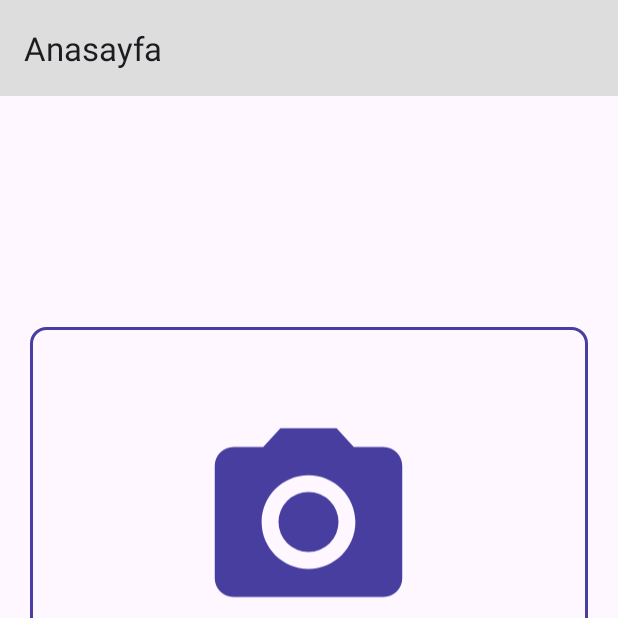
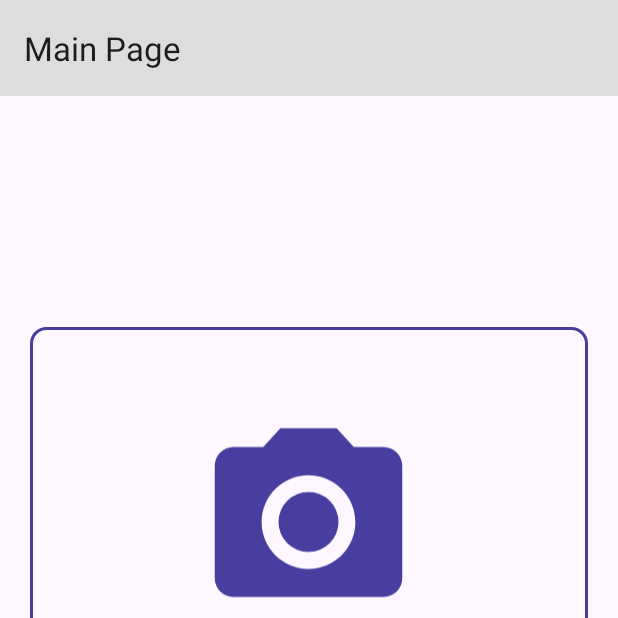
Before and after one commit to mustafaberk1996/Kadraj, an Android app: the screen it shows after launch (MainActivity), on a phone screen of 412 x 824 dp, the top half of it. Run offline under Robolectric (Android 15) with nearby library versions, the phone set to English and light mode, and no system bars; our stand-ins replace Dagger/Hilt's generated code, navigation-ui.

Commit message:
toolbar titles fixed

```diff
--- a/app/src/main/java/com/example/kadraj/adapter/VideoAdapter.kt
+++ b/app/src/main/java/com/example/kadraj/adapter/VideoAdapter.kt
@@ -6,8 +6,9 @@ import android.view.ViewGroup
 import androidx.recyclerview.widget.RecyclerView
 import androidx.recyclerview.widget.RecyclerView.ViewHolder
 import coil.load
+import com.example.kadraj.data.api.model.Video
 import com.example.kadraj.databinding.VideosListItemBinding
-import com.example.kadraj.model.Video
+
 
 class VideoAdapter(val context:Context, val videoList:List<Video>, val onClick:(video:Video) -> Unit):RecyclerView.Adapter<VideoAdapter.CustomViewHolder>() {
 
--- a/app/src/main/res/navigation/navigation_graph.xml
+++ b/app/src/main/res/navigation/navigation_graph.xml
@@ -8,7 +8,7 @@
     <fragment
         android:id="@+id/photosFragment"
         android:name="com.example.kadraj.ui.photoList.PhotosFragment"
-        android:label="Photo Page"
+        android:label="@string/photoFragmentTitle"
         tools:layout="@layout/fragment_photos" >
 
         <action
@@ -18,7 +18,7 @@
     <fragment
         android:id="@+id/videosFragment"
         android:name="com.example.kadraj.ui.videos.VideosFragment"
-        android:label="Video Page"
+        android:label="@string/videoFragmentTitle"
         tools:layout="@layout/fragment_videos" >
         <action
             android:id="@+id/action_videosFragment_to_mainFragment"
@@ -27,7 +27,7 @@
     <fragment
         android:id="@+id/mainFragment"
         android:name="com.example.kadraj.ui.MainFragment"
-        android:label="Anasayfa"
+        android:label="@string/mainPageTitle"
         tools:layout="@layout/fragment_main" >
         <action
             android:id="@+id/action_mainFragment_to_photosFragment"
--- a/app/src/main/res/values/strings.xml
+++ b/app/src/main/res/values/strings.xml
@@ -5,4 +5,7 @@
     <string name="name">isim</string>
     <string name="surname">Soyad</string>
     <string name="user">User</string>
+    <string name="photoFragmentTitle">Photo Page</string>
+    <string name="videoFragmentTitle">Video Page\n</string>
+    <string name="mainPageTitle">Main Page</string>
 </resources>
```
